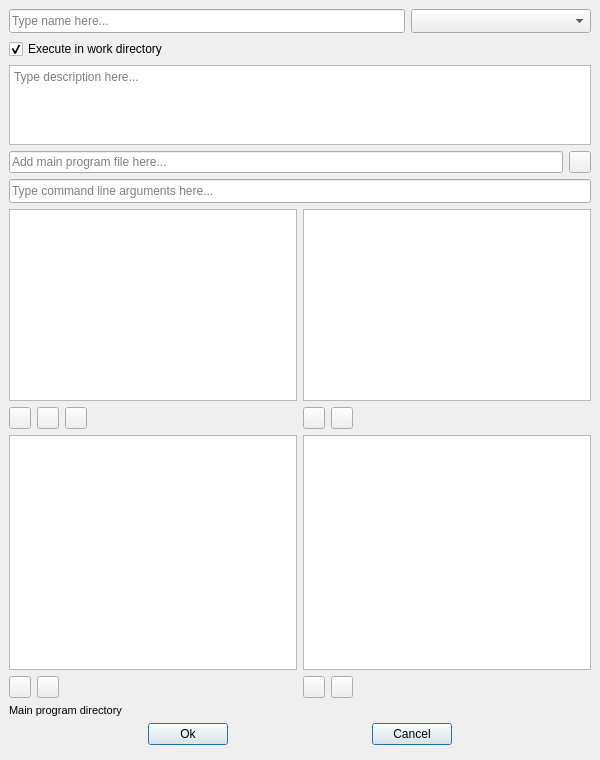
The window that spinetoolbox/ui/tool_template_form.ui (spine-tools/Spine-Toolbox) describes before a commit, drawn with Qt 5.
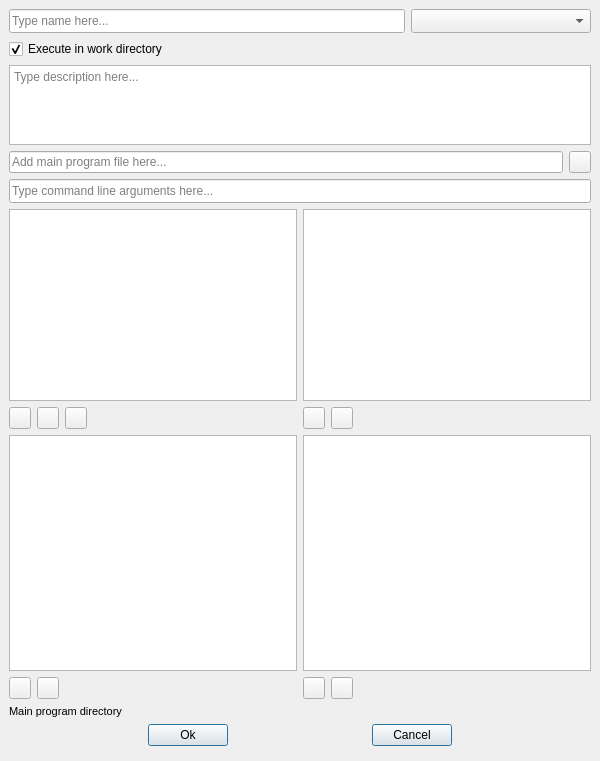
The same window after the commit. Icons and pictures are not drawn. Custom widgets are drawn as their Qt base class.

What changed in the file:
```diff
--- a/spinetoolbox/ui/tool_template_form.ui
+++ b/spinetoolbox/ui/tool_template_form.ui
@@ -22,7 +22,7 @@
     <x>0</x>
     <y>0</y>
     <width>600</width>
-    <height>760</height>
+    <height>761</height>
    </rect>
   </property>
   <property name="sizePolicy">
```
Left out of the diff: 10 changed lines with no effect on the pictures.
